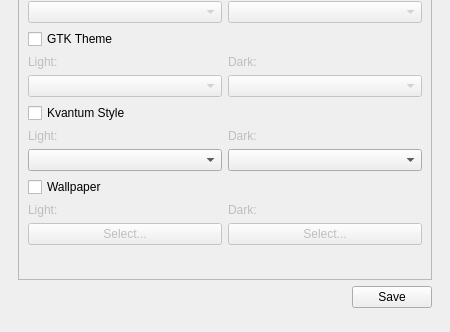
Qt form src/ui/mainwindow.ui (baduhai/Koi) before a commit; both pictures show x 0 to 450 and y 268 to 600 of the 450 by 600 pixel window.
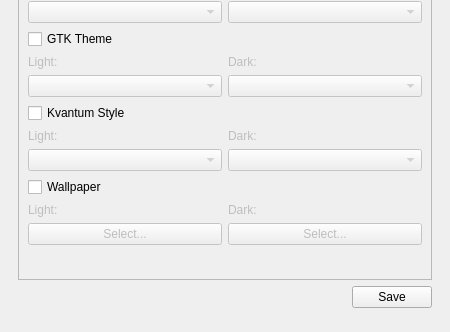
The same form after that commit. Icons and pictures are not drawn. Custom widgets are drawn as their Qt base class.

Commit message: FIxed kvantum style enabled by default

```diff
--- a/src/ui/mainwindow.ui
+++ b/src/ui/mainwindow.ui
@@ -272,9 +272,9 @@
            <property name="geometry">
             <rect>
              <x>0</x>
-             <y>-129</y>
+             <y>-155</y>
              <width>401</width>
-             <height>626</height>
+             <height>572</height>
             </rect>
            </property>
            <layout class="QFormLayout" name="formLayout">
@@ -603,10 +603,18 @@
               <item>
                <layout class="QHBoxLayout" name="horizontalLayout_15">
                 <item>
-                 <widget class="QComboBox" name="lightDropKvantumStyle"/>
+                 <widget class="QComboBox" name="lightDropKvantumStyle">
+                  <property name="enabled">
+                   <bool>false</bool>
+                  </property>
+                 </widget>
                 </item>
                 <item>
-                 <widget class="QComboBox" name="darkDropKvantumStyle"/>
+                 <widget class="QComboBox" name="darkDropKvantumStyle">
+                  <property name="enabled">
+                   <bool>false</bool>
+                  </property>
+                 </widget>
                 </item>
                </layout>
               </item>
```
Left out of the diff: 2 changed lines with no effect on the pictures.
